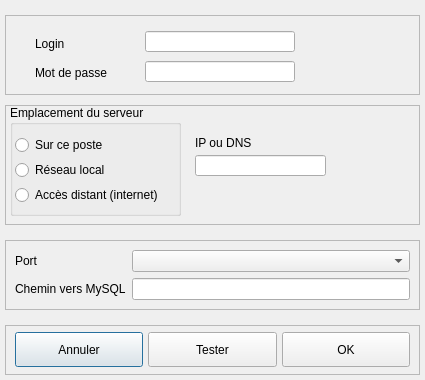
Qt form Dialogs/dlg_paramconnexion.ui (ukinoki/Rufus) before a commit.
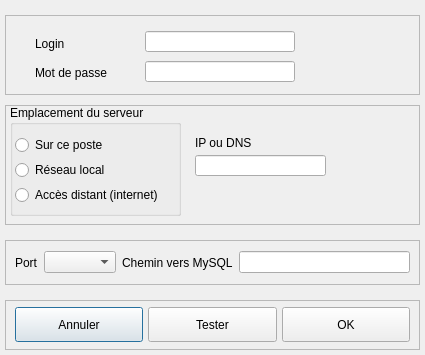
The same form after that commit. Icons and pictures are not drawn. Custom widgets are drawn as their Qt base class.

```diff
--- a/Dialogs/dlg_paramconnexion.ui
+++ b/Dialogs/dlg_paramconnexion.ui
@@ -315,8 +315,8 @@
      <property name="frameShadow">
       <enum>QFrame::Raised</enum>
      </property>
-     <layout class="QFormLayout" name="formLayout">
-      <item row="0" column="0">
+     <layout class="QHBoxLayout" name="horizontalLayout_2">
+      <item>
        <widget class="QLabel" name="Portlabel">
         <property name="contextMenuPolicy">
          <enum>Qt::NoContextMenu</enum>
@@ -326,15 +326,15 @@
         </property>
        </widget>
       </item>
-      <item row="0" column="1">
+      <item>
        <widget class="QComboBox" name="PortcomboBox">
         <property name="contextMenuPolicy">
          <enum>Qt::NoContextMenu</enum>
         </property>
        </widget>
       </item>
-      <item row="1" column="0">
-       <widget class="QLabel" name="PathLabel">
+      <item>
+       <widget class="QLabel" name="Pathlabel">
         <property name="contextMenuPolicy">
          <enum>Qt::NoContextMenu</enum>
         </property>
@@ -343,7 +343,7 @@
         </property>
        </widget>
       </item>
-      <item row="1" column="1">
+      <item>
        <widget class="QLineEdit" name="PathSQLlineEdit">
         <property name="focusPolicy">
          <enum>Qt::StrongFocus</enum>
```
Left out of the diff: 3 changed lines with no effect on the pictures.
